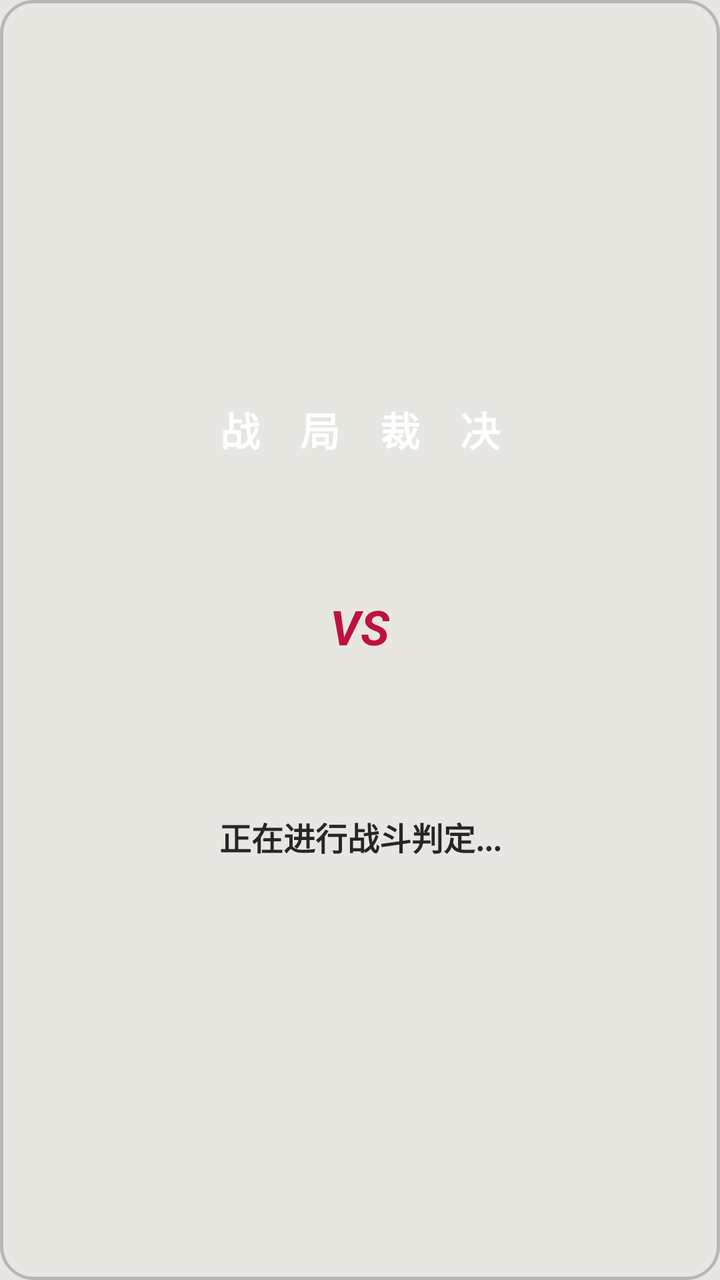
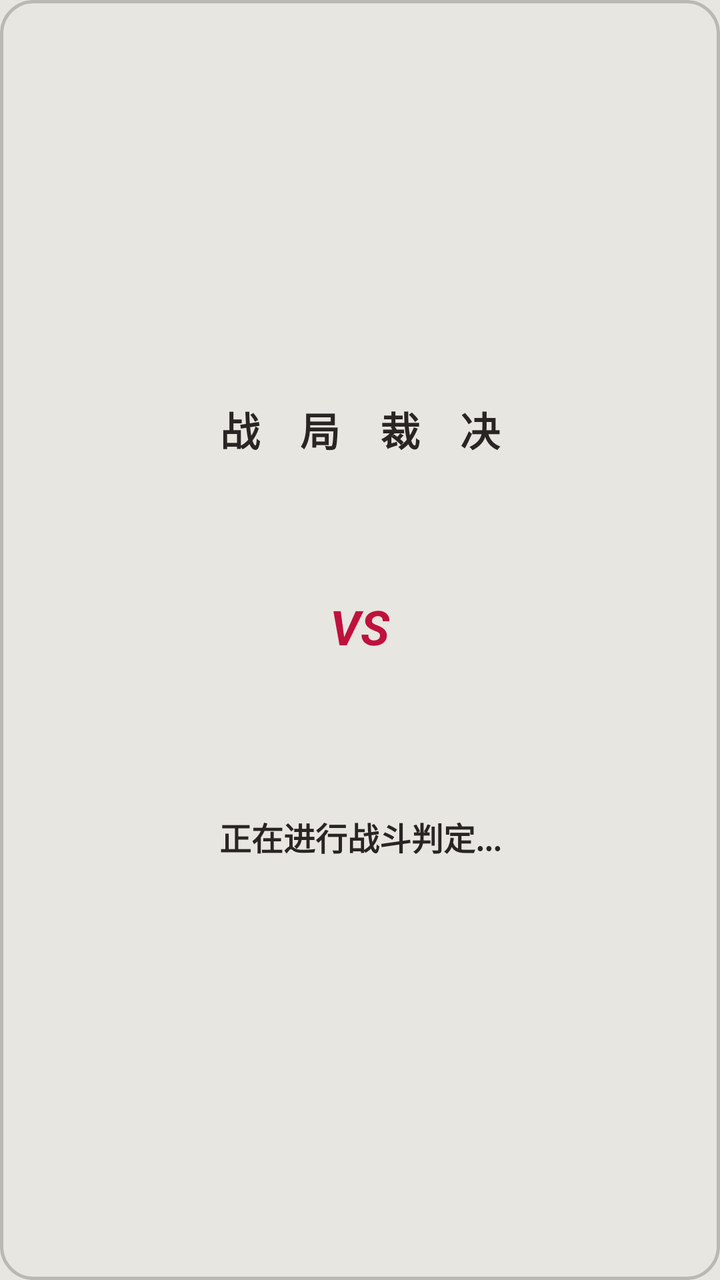

Compare the two renders of this Android layout. The source of the first and the diff that turns it into the second are given below.
<!-- AndroidManifest.xml: application theme Theme.DoubleScreenChess -->
<!-- res/layout/dialog_battle.xml -->
<?xml version="1.0" encoding="utf-8"?>
<LinearLayout xmlns:android="http://schemas.android.com/apk/res/android"
    android:layout_width="320dp"
    android:layout_height="wrap_content"
    android:orientation="vertical"
    android:background="@drawable/glass_panel_bg"
    android:padding="24dp"
    android:layout_gravity="center"
    android:gravity="center">

    <TextView
        android:layout_width="wrap_content"
        android:layout_height="wrap_content"
        android:text="@string/battle_vs_title"
        android:textColor="@color/white"
        android:textSize="20sp"
        android:textStyle="bold"
        android:letterSpacing="1"
        android:layout_marginBottom="24dp" />

    <LinearLayout
        android:layout_width="match_parent"
        android:layout_height="120dp"
        android:orientation="horizontal"
        android:gravity="center"
        android:layout_marginBottom="24dp">

        
        <TextView
            android:id="@+id/fighter_self"
            android:layout_width="80dp"
            android:layout_height="match_parent"
            android:gravity="center"
            android:textSize="18sp"
            android:textStyle="bold"
            android:elevation="8dp" />

        <TextView
            android:layout_width="wrap_content"
            android:layout_height="wrap_content"
            android:text="@string/vs_text"
            android:textColor="@color/color_vs"
            android:textSize="24sp"
            android:textStyle="bold|italic"
            android:layout_marginStart="20dp"
            android:layout_marginEnd="20dp" />

        
        <TextView
            android:id="@+id/fighter_enemy"
            android:layout_width="80dp"
            android:layout_height="match_parent"
            android:gravity="center"
            android:textSize="18sp"
            android:textStyle="bold"
            android:elevation="8dp" />
    </LinearLayout>

    
    <TextView
        android:id="@+id/battle_result_text"
        android:layout_width="match_parent"
        android:layout_height="wrap_content"
        android:gravity="center"
        android:text="正在进行战斗判定..."
        android:textColor="@color/text_primary"
        android:textSize="16sp"
        android:textStyle="bold"
        android:minLines="2" />
</LinearLayout>
<!-- resources referenced by this layout -->
<resources>
  <color name="color_vs">#BE123C</color>
  <color name="text_primary">#292524</color>
  <color name="white">#FFFFFF</color>
  <!-- drawable glass_panel_bg (drawable) -->
  <?xml version="1.0" encoding="utf-8"?>
  <shape xmlns:android="http://schemas.android.com/apk/res/android">
      <solid android:color="#F2E8E6E1"/>
      <corners android:radius="16dp"/>
      <stroke android:width="1.5dp" android:color="#33000000"/>
  </shape>
  <string name="battle_vs_title">战局裁决</string>
  <string name="vs_text">VS</string>
  <style name="Theme.DoubleScreenChess" parent="Theme.MaterialComponents.Light.NoActionBar">
          <item name="colorPrimary">@color/color_a</item>
          <item name="colorPrimaryVariant">@color/color_a_glow</item>
          <item name="colorOnPrimary">@color/white</item>
          <item name="colorSecondary">@color/color_b</item>
          <item name="colorSecondaryVariant">@color/color_b_glow</item>
          <item name="colorOnSecondary">@color/white</item>
          <item name="android:statusBarColor">@color/bg_dark</item>
          <item name="android:windowLightStatusBar">true</item>
          <item name="android:windowBackground">@color/bg_dark</item>
      </style>
  <color name="color_a">#1D4ED8</color>
  <color name="color_a_glow">#60A5FA</color>
  <color name="color_b">#D97706</color>
  <color name="color_b_glow">#FBBF24</color>
  <color name="bg_dark">#E8E6E1</color>
</resources>

<!-- the commit's change to res/layout/dialog_battle.xml (unified diff, before → after) -->
@@ -12,7 +12,7 @@
         android:layout_width="wrap_content"
         android:layout_height="wrap_content"
         android:text="@string/battle_vs_title"
-        android:textColor="@color/white"
+        android:textColor="@color/text_primary"
         android:textSize="20sp"
         android:textStyle="bold"
         android:letterSpacing="1"
